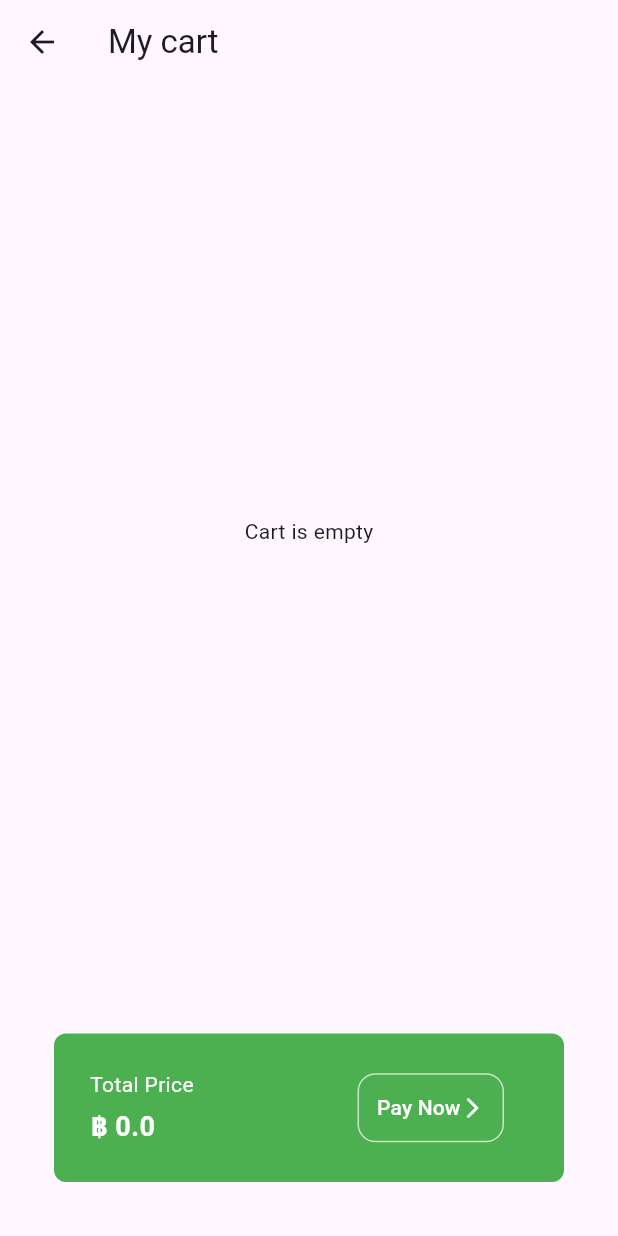
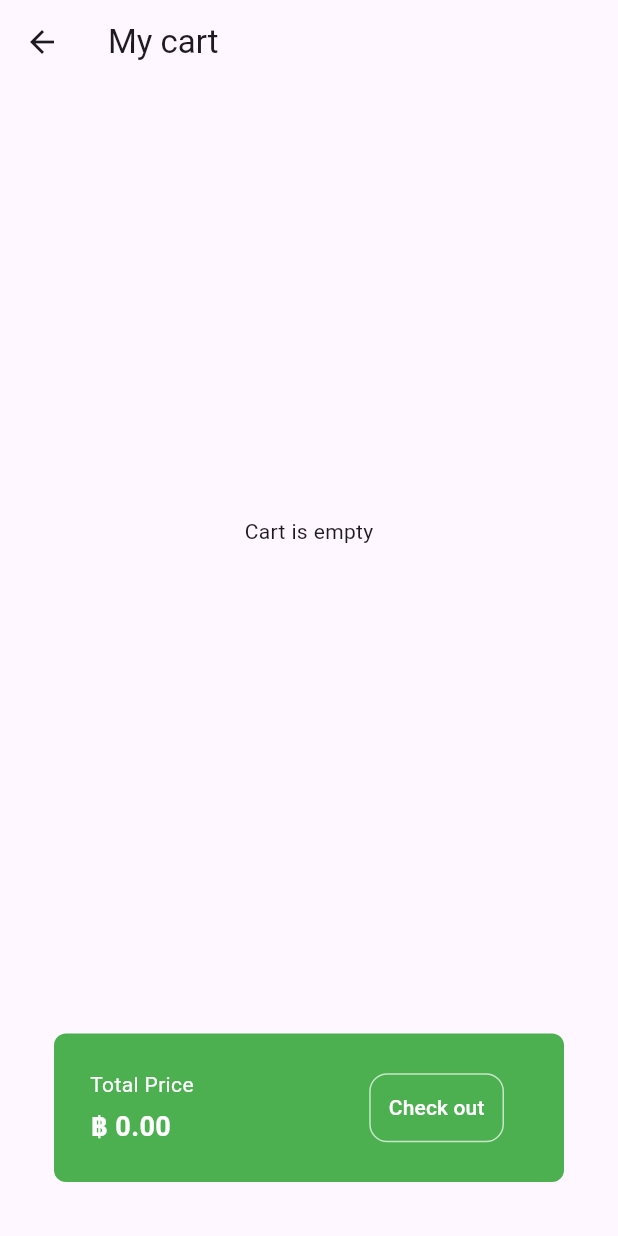
Before and after one commit to alohadancemeow/mini_grocery_store, a Flutter app: the CartPage screen opened by its route, on a phone screen of 412 x 824 dp. Run offline on Flutter 3.47's test engine with Material 3 defaults, Android fonts, the phone set to English and light mode, and no system bars; our stand-ins replace google_fonts.

Commit message:
✅ combine items

```diff
--- a/lib/components/item_tile.dart
+++ b/lib/components/item_tile.dart
@@ -37,7 +37,7 @@ class ItemTile extends StatelessWidget {
                 onPressed: onPressed,
                 color: item.color,
                 child: Text(
-                  "฿ ${item.price}",
+                  "฿ ${double.parse(item.price).toStringAsFixed(1)}",
                   style: const TextStyle(
                     color: Colors.white,
                     fontWeight: FontWeight.bold,
--- a/lib/models/cart_model.dart
+++ b/lib/models/cart_model.dart
@@ -6,73 +6,73 @@ class CartModel extends ChangeNotifier {
   final List<Item> _items = [
     Item(
       name: 'Apple',
-      price: '15.0',
+      price: '15',
       imagePath: 'lib/images/apple.png',
       color: Colors.red,
     ),
     Item(
       name: 'Blue Berry',
-      price: '15.0',
+      price: '15',
       imagePath: 'lib/images/blueberry.png',
       color: Colors.purple,
     ),
     Item(
       name: 'Coconut',
-      price: '15.0',
+      price: '15',
       imagePath: 'lib/images/coconut.png',
       color: Colors.brown,
     ),
     Item(
       name: 'Cherries',
-      price: '15.0',
+      price: '15',
       imagePath: 'lib/images/cherries.png',
       color: Colors.red,
     ),
     Item(
       name: 'Mango',
-      price: '15.0',
+      price: '15',
       imagePath: 'lib/images/mango.png',
       color: Colors.yellow,
     ),
     Item(
       name: 'Orange',
-      price: '15.0',
+      price: '15',
       imagePath: 'lib/images/orange.png',
       color: Colors.orange,
     ),
     Item(
       name: 'Strawberry',
-      price: '15.0',
+      price: '15',
       imagePath: 'lib/images/strawberry.png',
       color: Colors.pink,
     ),
     Item(
       name: 'Passion-fruit',
-      price: '15.0',
+      price: '15',
       imagePath: 'lib/images/passion-fruit.png',
       color: Colors.purple,
     ),
     Item(
       name: 'Watermelon',
-      price: '15.0',
+      price: '15',
       imagePath: 'lib/images/watermelon.png',
       color: Colors.red,
     ),
     Item(
       name: 'Egg',
-      price: '15.0',
+      price: '15',
       imagePath: 'lib/images/egg.png',
       color: Colors.grey,
     ),
     Item(
       name: 'Milk',
-      price: '15.0',
+      price: '15',
       imagePath: 'lib/images/milk.png',
       color: Colors.blue,
     ),
     Item(
       name: 'Cheese',
-      price: '15.0',
+      price: '15',
       imagePath: 'lib/images/cheese.png',
       color: Colors.yellow,
     ),
@@ -105,6 +105,6 @@ class CartModel extends ChangeNotifier {
       totalPrice += double.parse(_cartItems[i].price);
     }
 
-    return totalPrice.toString();
+    return totalPrice.toStringAsFixed(2);
   }
 }
--- a/lib/pages/cart_page.dart
+++ b/lib/pages/cart_page.dart
@@ -1,5 +1,6 @@
 import 'package:flutter/material.dart';
 import 'package:mini_grocery_store/models/cart_model.dart';
+import 'package:mini_grocery_store/models/item.dart';
 import 'package:provider/provider.dart';
 
 class CartPage extends StatelessWidget {
@@ -11,14 +12,28 @@ class CartPage extends StatelessWidget {
       appBar: AppBar(title: const Text('My cart')),
       body: Consumer<CartModel>(
         builder: (context, value, child) {
+          List<Item> items = value.cartItems;
+
+          Map<String, int> itemCount = {};
+
+          for (var item in items) {
+            itemCount.update(item.name, (value) => value + 1,
+                ifAbsent: () => 1);
+          }
+
           return Column(
             children: [
               Expanded(
                 child: value.cartItems.isNotEmpty
                     ? ListView.builder(
-                        itemCount: value.cartItems.length,
+                        itemCount: itemCount.length,
                         itemBuilder: (context, index) {
-                          final item = value.cartItems[index];
+                          String itemName = itemCount.keys.elementAt(index);
+                          int count = itemCount[itemName]!;
+                          String price = items
+                              .firstWhere((item) => item.name == itemName)
+                              .price;
+                          double subtotal = double.parse(price) * count;
 
                           return Padding(
                             padding: const EdgeInsets.all(12),
@@ -28,13 +43,16 @@ class CartPage extends StatelessWidget {
                                 borderRadius: BorderRadius.circular(8),
                               ),
                               child: ListTile(
-                                leading: Image.asset(item.imagePath),
-                                title: Text(item.name),
-                                subtitle: Text("฿ ${item.price}"),
+                                leading: Image.asset(items
+                                    .firstWhere((item) => item.name == itemName)
+                                    .imagePath),
+                                title: Text("$itemName x$count"),
+                                subtitle:
+                                    Text("฿ ${subtotal.toStringAsFixed(2)}"),
                                 trailing: IconButton(
                                   icon: const Icon(Icons.cancel),
                                   onPressed: () {
-                                    value.removeItemFromCart(item);
+                                    // value.removeItemFromCart(item);
                                   },
                                 ),
                               ),
@@ -90,14 +108,9 @@ class CartPage extends StatelessWidget {
                           child: const Row(
                             children: [
                               Text(
-                                "Pay Now",
+                                "Check out",
                                 style: TextStyle(color: Colors.white),
                               ),
-                              Icon(
-                                Icons.arrow_forward_ios,
-                                size: 16,
-                                color: Colors.white,
-                              )
                             ],
                           ),
                         ),
@@ -112,4 +125,23 @@ class CartPage extends StatelessWidget {
       ),
     );
   }
+
+  // void getItemCounts(List<Item> cartItems) {
+  //   Map<String, int> itemCounts = {};
+  //   Map<String, double> itemPrices = {};
+
+  //   itemCounts.clear();
+  //   for (final item in cartItems) {
+  //     if (itemCounts.containsKey(item)) {
+  //       itemCounts[item.name] += 1;
+  //     } else {
+  //       itemCounts[item.name] = 1;
+  //     }
+  //   }
+
+  //   double total = 0;
+  //   itemCounts.forEach((item, count) {
+  //     total += itemPrices[item]! * count;
+  //   });
+  // }
 }
```
Also changed, not shown: lib/pages/item_detail.dart (+10 -0 lines).
